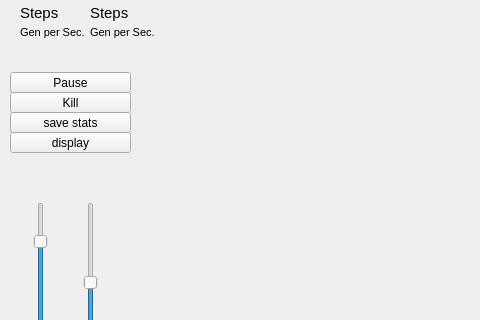
KROIA/Neural-net, file examples/Snake/snake.ui: the form before one commit; both pictures show x 0 to 480 and y 88 to 408 of the 1279 by 815 pixel window.
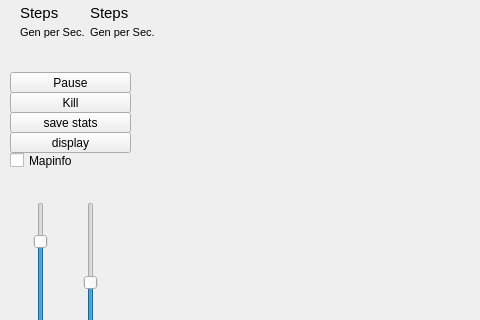
The form after the commit.

The edit to the form file:
```diff
--- a/examples/Snake/snake.ui
+++ b/examples/Snake/snake.ui
@@ -554,6 +554,19 @@
      <string>score</string>
     </property>
    </widget>
+   <widget class="QCheckBox" name="mapinfo_checkbox">
+    <property name="geometry">
+     <rect>
+      <x>10</x>
+      <y>240</y>
+      <width>70</width>
+      <height>17</height>
+     </rect>
+    </property>
+    <property name="text">
+     <string>Mapinfo</string>
+    </property>
+   </widget>
   </widget>
   <widget class="QMenuBar" name="menuBar">
    <property name="geometry">
```
